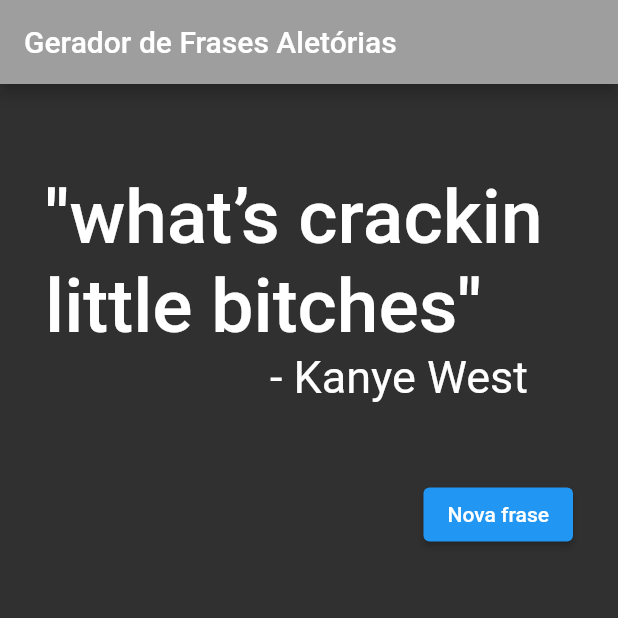
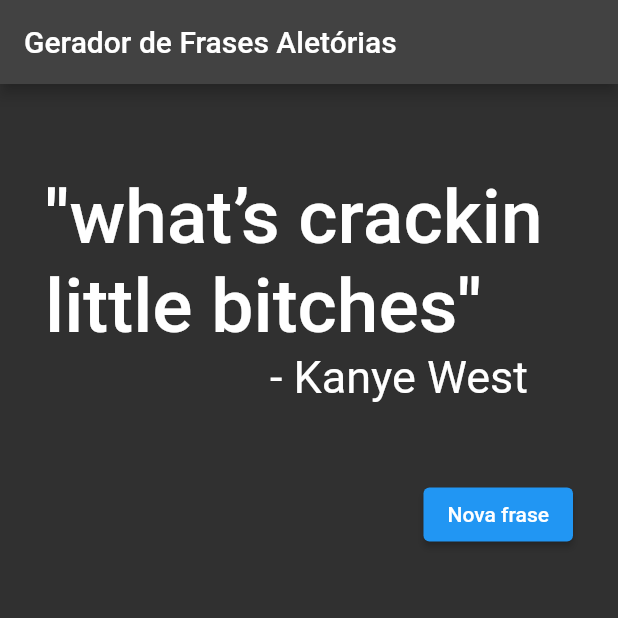
Before and after one commit to Cereser01/Random_Phrase_Generator, a Flutter app: the screen it shows after launch, on a phone screen of 412 x 824 dp, the top half of it. Run offline on Flutter 3.47's test engine with Material 2 defaults, Android fonts, the phone set to English and light mode, and no system bars.

Commit message:
Adicionei a pasta assets e alterei pubspec pra suportar assets

```diff
--- a/frases_aletorias_app/lib/home.dart
+++ b/frases_aletorias_app/lib/home.dart
@@ -217,7 +217,7 @@ class _HomeState extends State<Home> {
       appBar: AppBar(
           centerTitle: false,
           title: const Text("Gerador de Frases Aletórias"),
-          backgroundColor: Colors.grey,
+          //backgroundColor: Colors.grey,
       ),
       body: Center(
         child: Padding(
--- a/frases_aletorias_app/pubspec.yaml
+++ b/frases_aletorias_app/pubspec.yaml
@@ -59,8 +59,8 @@ flutter:
   uses-material-design: true
 
   # To add assets to your application, add an assets section, like this:
-  # assets:
-  #   - images/a_dot_burr.jpeg
+  assets:
+    - assets/
   #   - images/a_dot_ham.jpeg
 
   # An image asset can refer to one or more resolution-specific "variants", see
```
Also changed, not shown: frases_aletorias_app/assets/nightsky.jpg (added).
